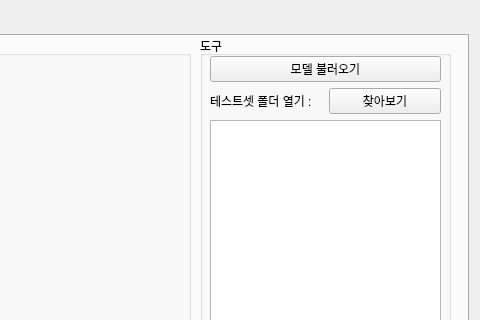
Old version of the form resource/main_form.ui in the repository boa9448/PyAutoMakerHuman; both pictures show x 642 to 1122 and y 0 to 320 of the 1122 by 661 pixel window.
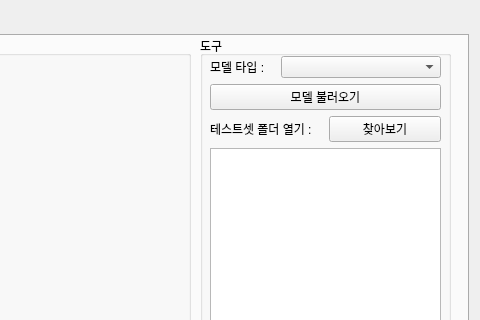
New version of the form. The open tabs and pages were chosen to show the change.

Commit message: 테스트 UI에 모델의 타입을 설정할 수 있도록 수정

```diff
--- a/resource/main_form.ui
+++ b/resource/main_form.ui
@@ -363,6 +363,36 @@
       <layout class="QVBoxLayout" name="verticalLayout_11">
        <item>
         <layout class="QVBoxLayout" name="verticalLayout_12">
+         <item>
+          <layout class="QHBoxLayout" name="horizontalLayout_5">
+           <item>
+            <widget class="QLabel" name="label_4">
+             <property name="sizePolicy">
+              <sizepolicy hsizetype="Fixed" vsizetype="Preferred">
+               <horstretch>0</horstretch>
+               <verstretch>0</verstretch>
+              </sizepolicy>
+             </property>
+             <property name="text">
+              <string>모델 타입 :   </string>
+             </property>
+            </widget>
+           </item>
+           <item>
+            <widget class="QComboBox" name="test_type_combo">
+             <property name="accessibleName">
+              <string/>
+             </property>
+             <property name="editable">
+              <bool>false</bool>
+             </property>
+             <property name="placeholderText">
+              <string/>
+             </property>
+            </widget>
+           </item>
+          </layout>
+         </item>
          <item>
           <widget class="QPushButton" name="test_model_load_button">
            <property name="text">
```
The commit also changes 3 other files.
